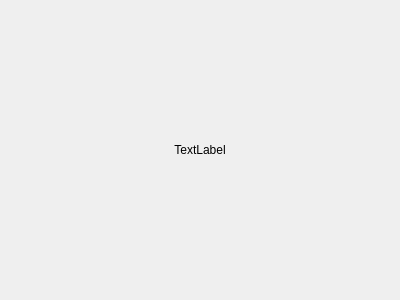
Old version of the form src/dialogs/InstructionsDialog.ui in the repository mtliuzza/IAT-1.
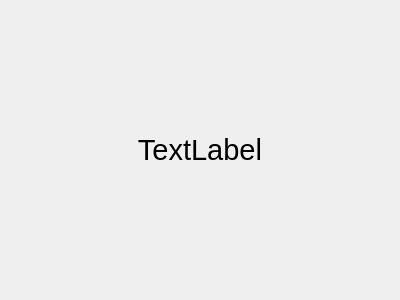
New version of the form.

Commit message: Use bigger fonts. Make dialogs modal.

The edit to the form file:
```diff
--- a/src/dialogs/InstructionsDialog.ui
+++ b/src/dialogs/InstructionsDialog.ui
@@ -28,6 +28,11 @@
    </item>
    <item>
     <widget class="QLabel" name="instructions" >
+     <property name="font" >
+      <font>
+       <pointsize>22</pointsize>
+      </font>
+     </property>
      <property name="text" >
       <string>TextLabel</string>
      </property>
```
Left out of the diff: 7 changed lines with no effect on the pictures. The commit also changes 1 other file.
